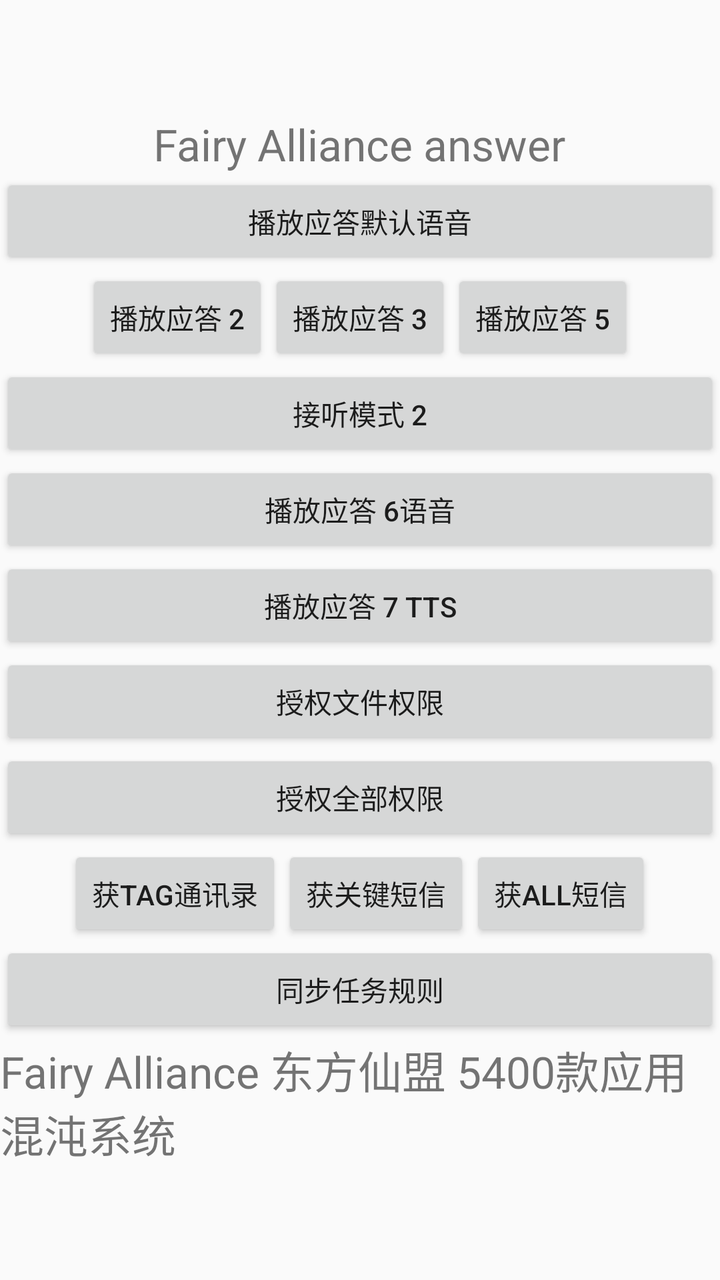
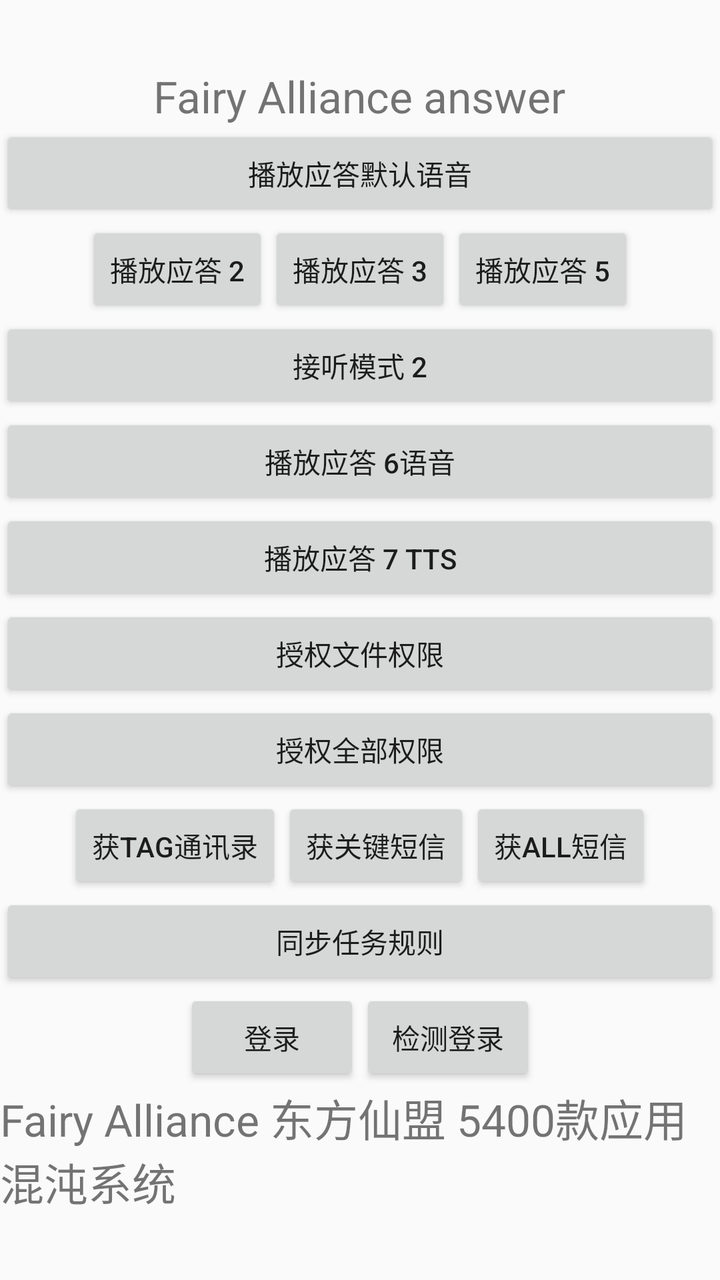

Before-and-after screenshots of an Android layout around one commit, followed by the original layout XML and the change that was made.
<!-- AndroidManifest.xml: activity theme Theme.Fairyalliancesmartphoneanswer -->
<!-- res/layout/activity_main.xml -->
<?xml version="1.0" encoding="utf-8"?>
<LinearLayout
    xmlns:android="http://schemas.android.com/apk/res/android"
    xmlns:tools="http://schemas.android.com/tools"
    android:id="@+id/main_layout"
    android:layout_width="match_parent"
    android:layout_height="match_parent"
    android:gravity="center"
    android:orientation="vertical"
    >

    <TextView
        android:layout_width="wrap_content"
        android:layout_height="wrap_content"
        android:text="Fairy Alliance answer"
        android:textSize="22sp"/>
        
          <Button
        android:layout_width="match_parent"
        android:layout_height="wrap_content"
        android:text="播放应答默认语音"
        android:onClick="playDefaultAudio"/>
        
           <LinearLayout
        android:layout_width="match_parent"
        android:layout_height="wrap_content"
        android:orientation="horizontal"
        android:gravity="center">

            <Button
                android:layout_width="wrap_content"
                android:layout_height="wrap_content"
                android:text="播放应答 2"
                android:onClick="playAudio2"/>
        
            <Button
                android:layout_width="wrap_content"
                android:layout_height="wrap_content"
                android:text="播放应答 3"
                android:onClick="playAudio3"/>
                
                
                 <Button
                android:layout_width="wrap_content"
                android:layout_height="wrap_content"
                android:text="播放应答 5"
                android:onClick="playAudio5"/>
        
          </LinearLayout>
          
        <Button
        android:layout_width="match_parent"
        android:layout_height="wrap_content"
        android:text="接听模式 2"
        android:onClick="playAudio2byphone"/>
        
           <Button
        android:layout_width="match_parent"
        android:layout_height="wrap_content"
        android:text="播放应答 6语音"
        android:onClick="play4xml6res"/>
        
        
           <Button
        android:layout_width="match_parent"
        android:layout_height="wrap_content"
        android:text="播放应答 7 tts"
        android:onClick="play4xml7tts"/>

    <Button
        android:layout_width="match_parent"
        android:layout_height="wrap_content"
        android:text="授权文件权限"
        android:onClick="grantStoragePermission"/>

    <Button
        android:layout_width="match_parent"
        android:layout_height="wrap_content"
        android:text="授权全部权限"
        android:onClick="grantAllPermissions"/>
        
        
      
        
         
         
         <LinearLayout
        android:layout_width="match_parent"
        android:layout_height="wrap_content"
        android:orientation="horizontal"
        android:gravity="center">
        
            <Button
        android:layout_width="wrap_content"
        android:layout_height="wrap_content"
        android:text="获tag通讯录"
        android:onClick="getContactBytag"/>
        
         <Button
        android:layout_width="wrap_content"
        android:layout_height="wrap_content"
        android:text="获关键短信"
        android:onClick="getSmsRecoredAnalysis"/>
        
         <Button
        android:layout_width="wrap_content"
        android:layout_height="wrap_content"
        android:text="获all短信"
        android:onClick="getSmsRecoredAnalysisAll"/>
        
         </LinearLayout>
    
           <Button
        android:layout_width="match_parent"
        android:layout_height="wrap_content"
        android:text="同步任务规则"
        android:onClick="synctaskrules"/>
        
        
         <TextView
        android:layout_width="wrap_content"
        android:layout_height="wrap_content"
        android:text="Fairy Alliance 东方仙盟 5400款应用 混沌系统"
        android:textSize="22sp"/>

</LinearLayout>
<!-- resources referenced by this layout -->
<resources>
  <style name="Theme.Fairyalliancesmartphoneanswer" parent="Theme.AppCompat.Light.NoActionBar" />
</resources>

<!-- the commit's change to res/layout/activity_main.xml (unified diff, before → after) -->
@@ -116,7 +116,28 @@
         android:text="同步任务规则"
         android:onClick="synctaskrules"/>
         
+       <LinearLayout
+        android:layout_width="match_parent"
+        android:layout_height="wrap_content"
+        android:orientation="horizontal"
+        android:gravity="center">
+          
         
+           <Button
+        android:layout_width="wrap_content"
+        android:layout_height="wrap_content"
+        android:text="登录"
+        android:onClick="CyberWinLoginHelper_login"/>
+        
+          <Button
+        android:layout_width="wrap_content"
+        android:layout_height="wrap_content"
+        android:text="检测登录"
+        android:onClick="CyberWinLoginHelper_logincheck"/>
+        
+        
+            </LinearLayout>
+            
          <TextView
         android:layout_width="wrap_content"
         android:layout_height="wrap_content"
